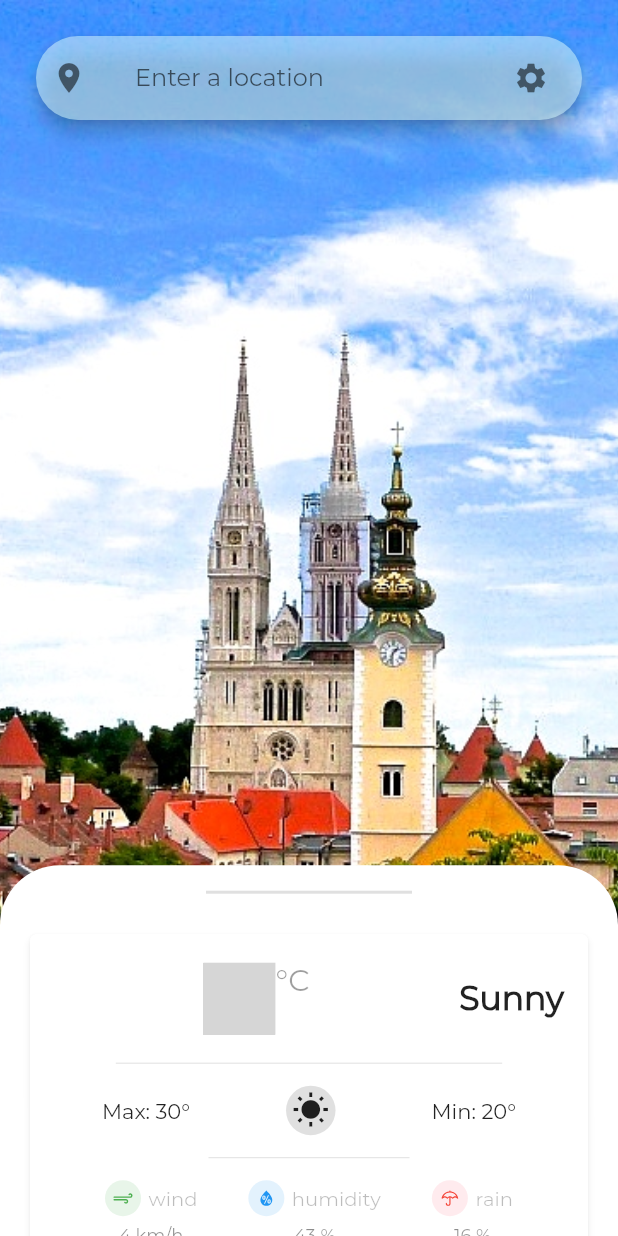
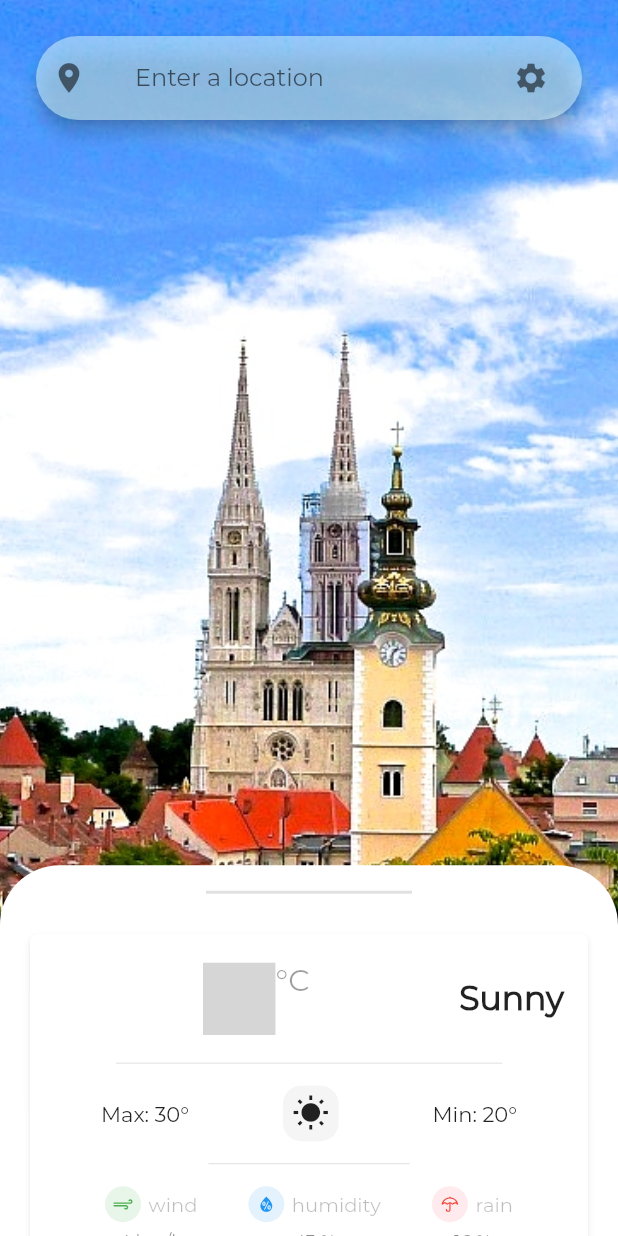
Before and after one commit to FilipLjubic/weather_app, a Flutter app: the screen it shows after launch, on a phone screen of 412 x 824 dp. Run offline on Flutter 3.47's test engine with Material 2 defaults, Android fonts, the phone set to English and light mode, and no system bars; our stand-ins replace weather_icons; missing offline and left inert: date_time_format, number_slide_animation; grey boxes are pictures that could not be loaded.

Commit message:
home page design done

```diff
--- a/lib/screens/home.dart
+++ b/lib/screens/home.dart
@@ -1,6 +1,8 @@
 import 'package:flutter/material.dart';
+import 'package:weather_app/utils/constants.dart';
 import 'package:weather_app/widgets/current_weather_card.dart';
 import 'package:weather_app/widgets/floating_search_bar.dart';
+import 'package:weather_app/widgets/hourly_forecast_card.dart';
 import 'package:weather_icons/weather_icons.dart';
 
 /// TODO: - make it beautiful
@@ -49,6 +51,7 @@ class Home extends StatelessWidget {
               minChildSize: 0.25,
               initialChildSize: 0.3,
               builder: (context, scrollController) => Container(
+                decoration: draggableScrollableSheetDecoration,
                 child: ListView(
                   controller: scrollController,
                   physics: BouncingScrollPhysics(),
@@ -76,44 +79,22 @@ class Home extends StatelessWidget {
                       ),
                     ),
                     Container(
-                      height: 100.0,
+                      height: 120.0,
+                      padding: const EdgeInsets.symmetric(
+                          horizontal: 10.0, vertical: 5.0),
                       margin: const EdgeInsets.all(10.0),
                       child: ListView(
                         scrollDirection: Axis.horizontal,
                         children: [
-                          Material(
-                            elevation: 2.0,
-                            borderRadius: BorderRadius.circular(10.0),
-                            child: Container(
-                              padding: const EdgeInsets.all(5.0),
-                              child: Column(
-                                mainAxisAlignment: MainAxisAlignment.center,
-                                children: [
-                                  Text("11:00"),
-                                  const SizedBox(
-                                    height: 10.0,
-                                  ),
-                                  BoxedIcon(WeatherIcons.day_sunny_overcast),
-                                  const SizedBox(
-                                    height: 10.0,
-                                  ),
-                                  Text("20°")
-                                ],
-                              ),
-                            ),
+                          HourlyForecastCard(
+                            time: "11:00",
+                            temperature: 20,
+                            icon: WeatherIcons.day_sunny_overcast,
                           ),
                         ],
                       ),
                     ),
                   ],
-                ),
-                decoration: BoxDecoration(
-                  shape: BoxShape.rectangle,
-                  color: Colors.white,
-                  borderRadius: BorderRadius.only(
-                    topLeft: Radius.circular(40.0),
-                    topRight: Radius.circular(40.0),
-                  ),
                 ),
               ),
             ),
--- a/lib/utils/constants.dart
+++ b/lib/utils/constants.dart
@@ -96,7 +96,7 @@ class _UpperCardRowState extends State<UpperCardRow> {
 
   @override
   Widget build(BuildContext context) {
-    Timer.periodic(Duration(seconds: 5), (_) {
+    Timer.periodic(Duration(seconds: 1), (_) {
       setState(() {
         currentTime = DateTime.now();
       });
@@ -153,10 +153,10 @@ class MiddleCardRow extends StatelessWidget {
           ),
         ),
         Container(
-          padding: const EdgeInsets.all(4.0),
+          padding: const EdgeInsets.all(6.0),
           decoration: BoxDecoration(
-            shape: BoxShape.circle,
-            color: Colors.black12,
+            borderRadius: BorderRadius.circular(12.0),
+            color: Colors.grey[100],
           ),
           child: Icon(
             Icons.wb_sunny,
@@ -173,3 +173,12 @@ class MiddleCardRow extends StatelessWidget {
     );
   }
 }
+
+BoxDecoration draggableScrollableSheetDecoration = const BoxDecoration(
+  shape: BoxShape.rectangle,
+  color: Colors.white,
+  borderRadius: BorderRadius.only(
+    topLeft: Radius.circular(40.0),
+    topRight: Radius.circular(40.0),
+  ),
+);
```
Also changed, not shown: lib/widgets/hourly_forecast_card.dart (added, +42 -0 lines).
